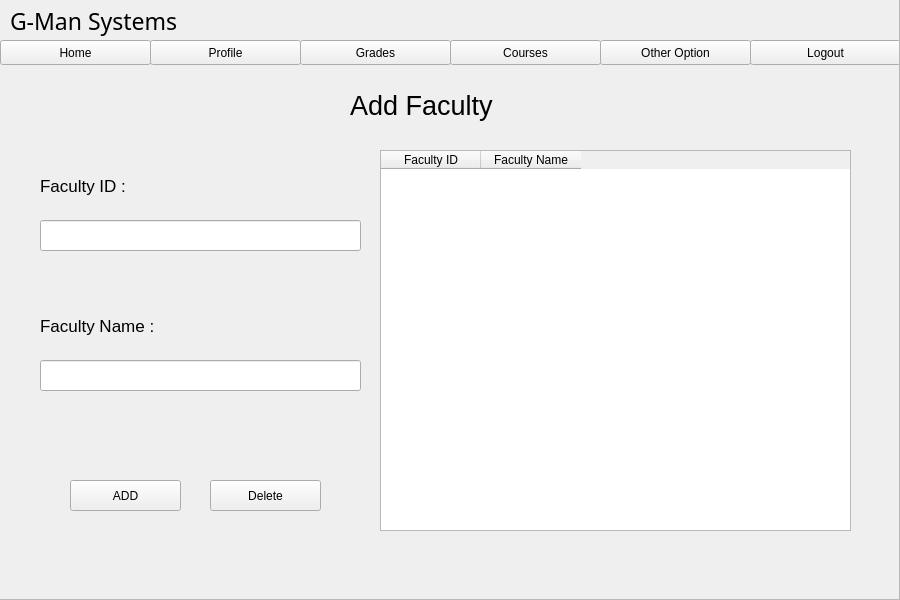
This is resources/UI/addFaculty.ui in Poom1997/gman as Qt 5 draws it before an edit. The edited form follows.
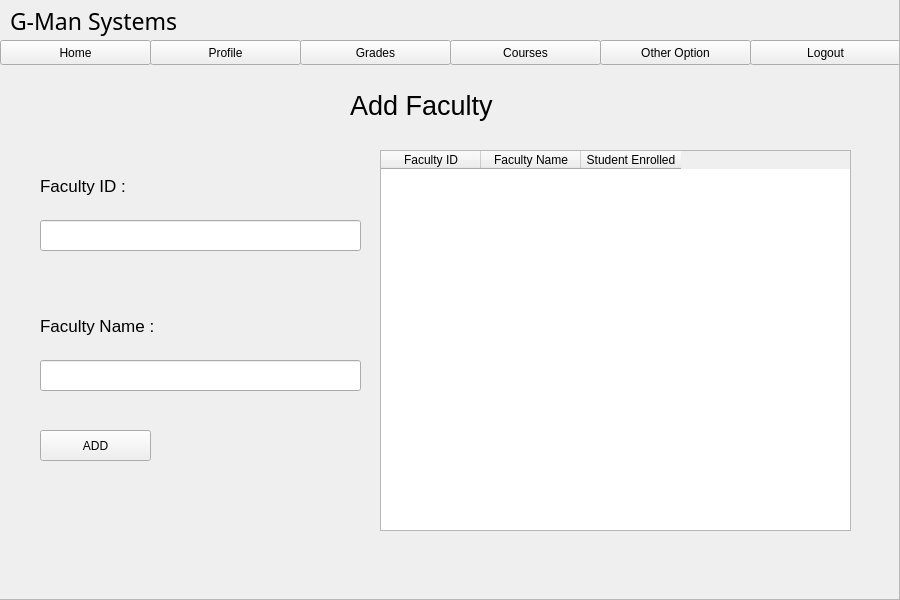
This is the edited form.

Commit message: Complete Faculty / Edit Bugs

The edit to the form file:
```diff
--- a/resources/UI/addFaculty.ui
+++ b/resources/UI/addFaculty.ui
@@ -37,8 +37,8 @@
     <widget class="QPushButton" name="addFacButton">
      <property name="geometry">
       <rect>
-       <x>70</x>
-       <y>480</y>
+       <x>40</x>
+       <y>430</y>
        <width>111</width>
        <height>31</height>
       </rect>
@@ -206,7 +206,7 @@
        <string>Faculty ID</string>
       </property>
       <property name="textAlignment">
-       <set>AlignHCenter|AlignVCenter|AlignCenter</set>
+       <set>AlignCenter</set>
       </property>
      </column>
      <column>
@@ -214,7 +214,15 @@
        <string>Faculty Name</string>
       </property>
       <property name="textAlignment">
-       <set>AlignHCenter|AlignVCenter|AlignCenter</set>
+       <set>AlignCenter</set>
+      </property>
+     </column>
+     <column>
+      <property name="text">
+       <string>Student Enrolled</string>
+      </property>
+      <property name="textAlignment">
+       <set>AlignCenter</set>
       </property>
      </column>
     </widget>
@@ -257,19 +265,6 @@
       <string>Other Option</string>
      </property>
     </widget>
-    <widget class="QPushButton" name="deleteButton">
-     <property name="geometry">
-      <rect>
-       <x>210</x>
-       <y>480</y>
-       <width>111</width>
-       <height>31</height>
-      </rect>
-     </property>
-     <property name="text">
-      <string>Delete</string>
-     </property>
-    </widget>
     <zorder>barLabel_2</zorder>
     <zorder>addFacButton</zorder>
     <zorder>profileButton</zorder>
```
Left out of the diff: 1 changed line with no effect on the pictures. The commit also changes 8 other files.
